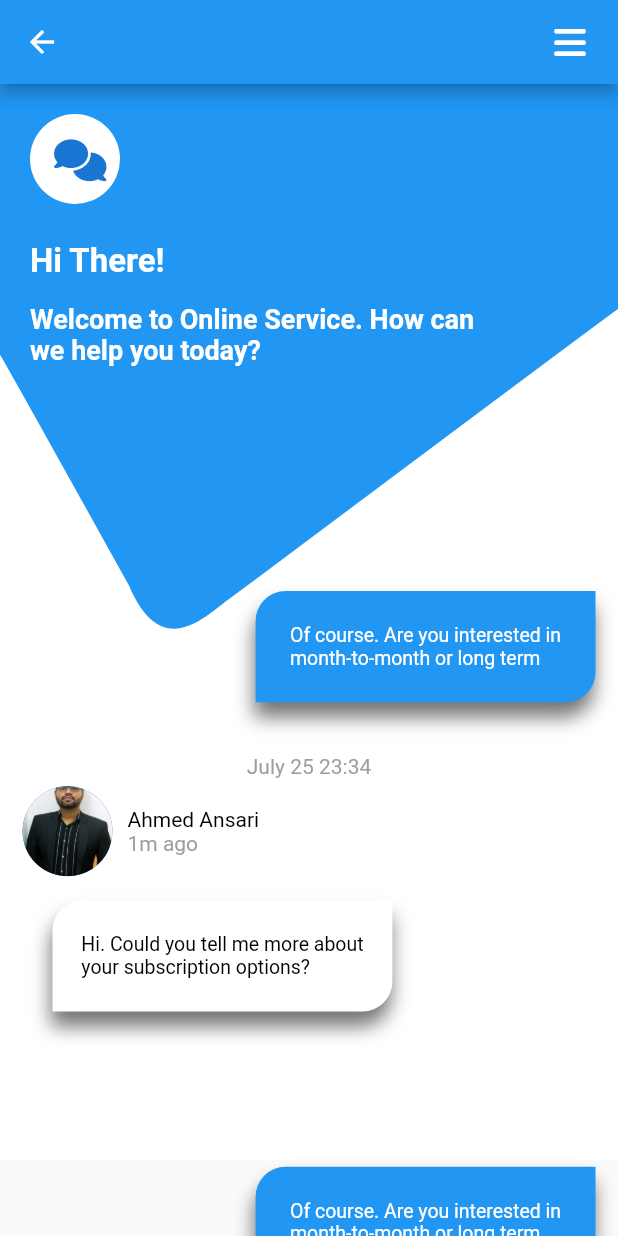
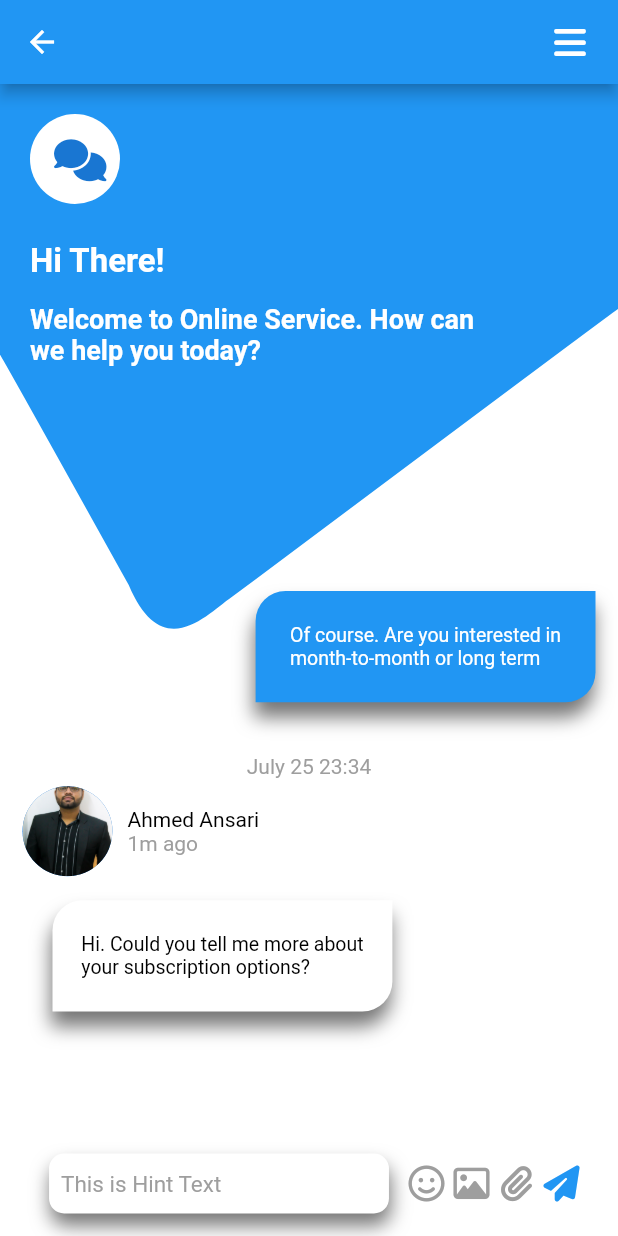
Before and after one commit to sudoahmed/MsGlobalTask2, a Flutter app: the screen it shows after launch, on a phone screen of 412 x 824 dp. Run offline on Flutter 3.47's test engine with Material 2 defaults, Android fonts, the light colour scheme and no system bars; our stand-ins replace font_awesome_flutter.

Commit message:
Chat Screen is completed

```diff
--- /dev/null
+++ b/lib/components/message_sending_area.dart
@@ -0,0 +1,85 @@
+import 'package:flutter/material.dart';
+import 'package:font_awesome_flutter/font_awesome_flutter.dart';
+
+class MessageSendingArea extends StatelessWidget {
+  const MessageSendingArea({
+    Key? key,
+    required this.width,
+  }) : super(key: key);
+
+  final double width;
+
+  @override
+  Widget build(BuildContext context) {
+    return Container(
+      color: Colors.white,
+      // margin: EdgeInsets.fromLTRB(20, 0, 0, 0),
+      width: double.infinity,
+      height: 70,
+      child: Row(
+        mainAxisAlignment: MainAxisAlignment.center,
+        children: [
+          Container(
+            margin: const EdgeInsets.symmetric(horizontal: 10, vertical: 12),
+            height: 40,
+            width: width * 0.55,
+            decoration: BoxDecoration(
+                borderRadius: BorderRadius.circular(10),
+                color: Colors.white,
+                boxShadow: const [
+                  BoxShadow(
+                    color: Colors.black54,
+                    offset: Offset(1.0, 8.0), //(x,y)
+                    blurRadius: 10.0,
+                  ),
+                ]),
+            child: Center(
+              child: Container(
+                margin: const EdgeInsets.symmetric(horizontal: 8),
+                child: const TextField(
+                  style: TextStyle(color: Colors.blue),
+                  decoration: InputDecoration(
+                    border: InputBorder.none,
+                    // filled: true,
+                    // fillColor: Colors.white,
+                    isDense: true,
+                    hintText: 'This is Hint Text',
+                    hintStyle: TextStyle(color: Colors.grey, fontSize: 15),
+                  ),
+                ),
+              ),
+            ),
+          ),
+          Container(
+            margin: const EdgeInsets.symmetric(horizontal: 3),
+            child: const Icon(
+              FontAwesomeIcons.faceSmile,
+              color: Colors.grey,
+            ),
+          ),
+          Container(
+            margin: const EdgeInsets.symmetric(horizontal: 3),
+            child: const Icon(
+              FontAwesomeIcons.image,
+              color: Colors.grey,
+            ),
+          ),
+          Container(
+            margin: const EdgeInsets.symmetric(horizontal: 3),
+            child: const Icon(
+              FontAwesomeIcons.paperclip,
+              color: Colors.grey,
+            ),
+          ),
+          Container(
+            margin: const EdgeInsets.symmetric(horizontal: 3),
+            child: const Icon(
+              FontAwesomeIcons.solidPaperPlane,
+              color: Colors.blue,
+            ),
+          ),
+        ],
+      ),
+    );
+  }
+}
--- a/lib/screens/chat_screen.dart
+++ b/lib/screens/chat_screen.dart
@@ -3,6 +3,7 @@ import 'package:font_awesome_flutter/font_awesome_flutter.dart';
 import 'package:ms_global_task2/components/my_sentchat_card.dart';
 import 'package:ms_global_task2/painter/custom_painter.dart';
 
+import '../components/message_sending_area.dart';
 import '../components/other_sentchat_cardblock.dart';
 
 class ChatScreen extends StatelessWidget {
@@ -13,8 +14,10 @@ class ChatScreen extends StatelessWidget {
     final height = MediaQuery.of(context).size.height;
     final width = MediaQuery.of(context).size.width;
     return Scaffold(
+      floatingActionButton: MessageSendingArea(width: width),
+      floatingActionButtonLocation: FloatingActionButtonLocation.centerDocked,
       appBar: AppBar(
-        leading: Icon(Icons.arrow_back_outlined),
+        leading: const Icon(Icons.arrow_back_outlined),
         actions: [
           Container(
               margin: const EdgeInsets.symmetric(horizontal: 20),
@@ -27,12 +30,12 @@ class ChatScreen extends StatelessWidget {
             color: Colors.white,
             height: height * 0.87,
             child: CustomPaint(
-              size: Size(720, 1600),
+              size: const Size(720, 1600),
               painter: PathPainter(),
               child: Column(
                 children: [
                   Container(
-                    margin: EdgeInsets.fromLTRB(20, 20, 0, 5),
+                    margin: const EdgeInsets.fromLTRB(20, 20, 0, 5),
                     alignment: Alignment.centerLeft,
                     child: const CircleAvatar(
                       radius: 30,
@@ -45,7 +48,7 @@ class ChatScreen extends StatelessWidget {
                   ),
                   Container(
                     alignment: Alignment.centerLeft,
-                    margin: EdgeInsets.fromLTRB(20, 20, 0, 5),
+                    margin: const EdgeInsets.fromLTRB(20, 20, 0, 5),
                     child: const Text(
                       'Hi There!',
                       style:
@@ -54,14 +57,14 @@ class ChatScreen extends StatelessWidget {
                   ),
                   Container(
                     alignment: Alignment.centerLeft,
-                    margin: EdgeInsets.fromLTRB(20, 10, 0, 5),
+                    margin: const EdgeInsets.fromLTRB(20, 10, 0, 5),
                     child: const Text(
                       'Welcome to Online Service. How can\nwe help you today?',
                       style:
                           TextStyle(fontSize: 18, fontWeight: FontWeight.bold),
                     ),
                   ),
-                  SizedBox(height: 140),
+                  const SizedBox(height: 140),
                   Row(
                     mainAxisAlignment: MainAxisAlignment.end,
                     children: [
```
